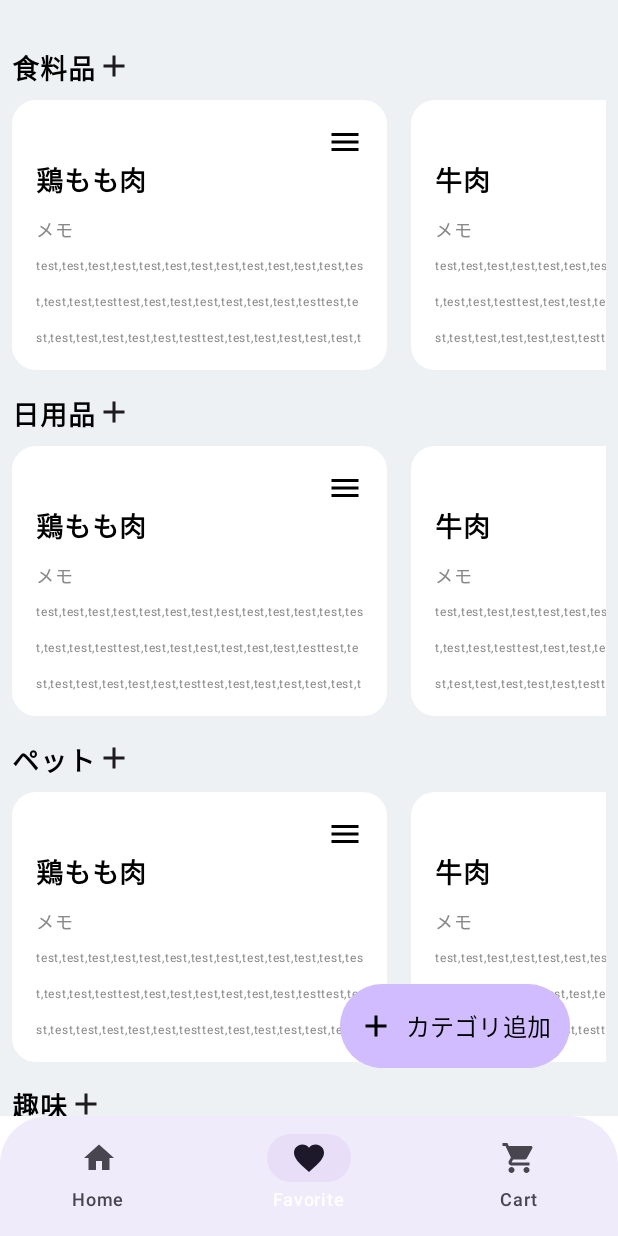
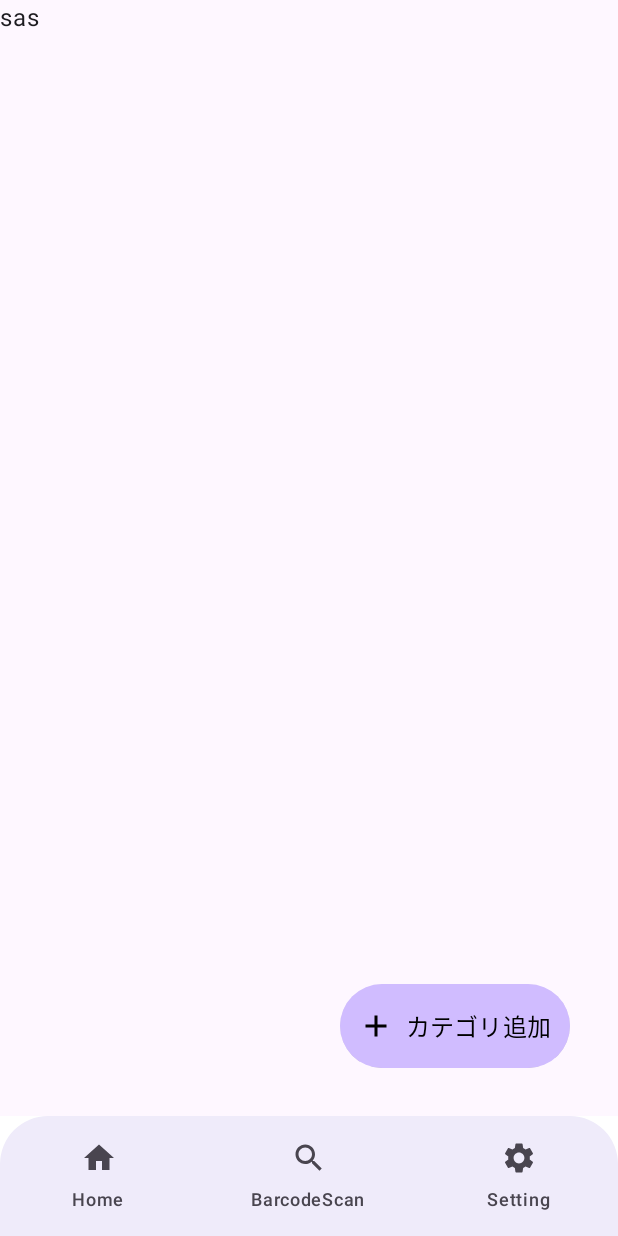
Before and after one commit to jun915-a/ShoppingListApp, an Android app built with Jetpack Compose: the screen it shows after launch (MainActivity), item 2 of the bottom bar chosen, on a phone screen of 412 x 824 dp. Run offline under Robolectric (Android 15) with nearby library versions, the phone set to English and light mode, and no system bars; our stand-ins replace Dagger/Hilt's generated code.

Commit message:
画面遷移実装

```diff
--- a/app/build.gradle.kts
+++ b/app/build.gradle.kts
@@ -75,6 +75,8 @@ dependencies {
     implementation("com.google.code.gson:gson:2.8.8")
     implementation ("com.google.dagger:hilt-android:2.48")
     kapt ("com.google.dagger:hilt-compiler:2.48")
+    implementation(libs.androidx.navigation.compose.v274)
+
 }
 
 kapt {
--- a/app/src/main/java/com/example/shoppinglistapp/ui/theme/MainScreen.kt
+++ b/app/src/main/java/com/example/shoppinglistapp/ui/theme/MainScreen.kt
@@ -40,9 +40,16 @@ import androidx.compose.ui.text.font.FontWeight
 import androidx.compose.ui.tooling.preview.Preview
 import androidx.compose.ui.unit.dp
 import androidx.compose.ui.unit.sp
+import androidx.navigation.compose.NavHost
+import androidx.navigation.compose.composable
+import androidx.navigation.compose.rememberNavController
+
 
 @Composable
 fun BaseScreen() {
+    val navController = rememberNavController()
+    val items = listOf("home", "barcodeScan", "setting")
+
     Scaffold(modifier = Modifier.fillMaxSize(),
         floatingActionButton = {
             FloatingActionButton(
@@ -72,12 +79,24 @@ fun BaseScreen() {
             }
         },
         bottomBar = {
-            MyNavigationBar()
+            MyNavigationBar(navController)
         }) { innerPadding ->
-        ParentLayout(innerPadding)
+        NavHost(
+            navController = navController,
+            startDestination = "home",
+        ) {
+            composable("home") { ParentLayout(innerPadding) }
+            composable("barcodeScan") { aa(paddingValues = innerPadding) }
+            composable("setting") { aa(paddingValues = innerPadding)  }
+        }
+
     }
 }
 
+@Composable
+fun aa(paddingValues: PaddingValues) {
+    Text("sas")
+}
 
 @Composable
 fun ParentLayout(paddingValues: PaddingValues) {
--- a/app/src/main/java/com/example/shoppinglistapp/ui/theme/Menu.kt
+++ b/app/src/main/java/com/example/shoppinglistapp/ui/theme/Menu.kt
@@ -1,9 +1,9 @@
 import androidx.compose.foundation.background
 import androidx.compose.foundation.shape.RoundedCornerShape
 import androidx.compose.material.icons.Icons
-import androidx.compose.material.icons.filled.Favorite
 import androidx.compose.material.icons.filled.Home
-import androidx.compose.material.icons.filled.ShoppingCart
+import androidx.compose.material.icons.filled.Search
+import androidx.compose.material.icons.filled.Settings
 import androidx.compose.material3.ExperimentalMaterial3Api
 import androidx.compose.material3.Icon
 import androidx.compose.material3.MaterialTheme
@@ -19,12 +19,14 @@ import androidx.compose.ui.Modifier
 import androidx.compose.ui.draw.clip
 import androidx.compose.ui.tooling.preview.Preview
 import androidx.compose.ui.unit.dp
+import androidx.navigation.NavHostController
 import com.example.shoppinglistapp.ui.theme.Purple90
 
 @OptIn(ExperimentalMaterial3Api::class) // NavigationBar は Experimental
 @Composable
-fun MyNavigationBar() {
+fun MyNavigationBar(navController: NavHostController) {
     var selectedItem by remember { mutableStateOf(0) } // 選択されたアイテムを追跡
+    val items = listOf("home", "barcodeScan", "setting")
 
     NavigationBar(
         modifier =
@@ -34,24 +36,24 @@ fun MyNavigationBar() {
         containerColor = Purple90,
 
         ) {
-        NavigationBarItem(
-            icon = { Icon(Icons.Filled.Home, contentDescription = "Home") },
-            label = { Text("Home") },
-            selected = selectedItem == 0,
-            onClick = { selectedItem = 0 }
-        )
-        NavigationBarItem(
-            icon = { Icon(Icons.Filled.Favorite, contentDescription = "Favorite") },
-            label = { Text("Favorite") },
-            selected = selectedItem == 1,
-            onClick = { selectedItem = 1 }
-        )
-        NavigationBarItem(
-            icon = { Icon(Icons.Filled.ShoppingCart, contentDescription = "Cart") },
-            label = { Text("Cart") },
-            selected = selectedItem == 2,
-            onClick = { selectedItem = 2 }
-        )
+        items.forEachIndexed { index, item ->
+            NavigationBarItem(
+                icon = {
+                    when (item) {
+                        "home" -> Icon(Icons.Filled.Home, contentDescription = "Home")
+                        "barcodeScan" -> Icon(
+                            Icons.Filled.Search,
+                            contentDescription = "BarcodeScan"
+                        )
+
+                        "setting" -> Icon(Icons.Filled.Settings, contentDescription = "Setting")
+                    }
+                },
+                label = { Text(item.replaceFirstChar { it.uppercase() }) },
+                selected = navController.currentDestination?.route == item,
+                onClick = { navController.navigate(item) }
+            )
+        }
     }
 }
 
--- a/gradle/libs.versions.toml
+++ b/gradle/libs.versions.toml
@@ -9,9 +9,11 @@ lifecycleRuntimeKtx = "2.8.7"
 activityCompose = "1.8.0"
 composeBom = "2024.04.01"
 navigationCompose = "2.8.6"
+navigationComposeVersion = "2.7.4"
 
 [libraries]
 androidx-core-ktx = { group = "androidx.core", name = "core-ktx", version.ref = "coreKtx" }
+androidx-navigation-compose-v274 = { module = "androidx.navigation:navigation-compose", version.ref = "navigationComposeVersion" }
 junit = { group = "junit", name = "junit", version.ref = "junit" }
 androidx-junit = { group = "androidx.test.ext", name = "junit", version.ref = "junitVersion" }
 androidx-espresso-core = { group = "androidx.test.espresso", name = "espresso-core", version.ref = "espressoCore" }
```
